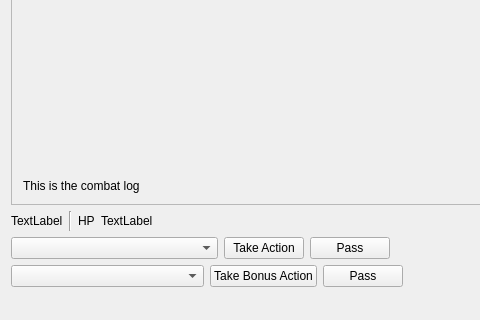
Old version of the form Exercises/view/MainWindow.ui in the repository INF1015-Templates/2021H-c04-s12-exercices; both pictures show x 0 to 480 and y 229 to 549 of the 607 by 549 pixel window.
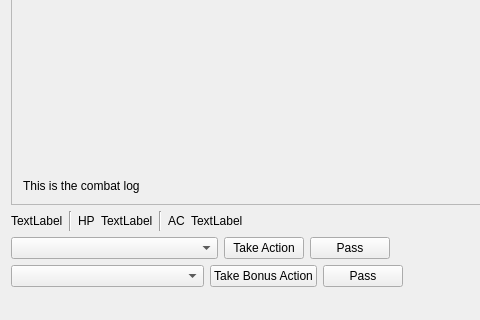
New version of the form.

Commit message: Added turn class for fighters.

Diff of the .ui file:
```diff
--- a/Exercises/view/MainWindow.ui
+++ b/Exercises/view/MainWindow.ui
@@ -81,6 +81,27 @@
         </property>
        </widget>
       </item>
+      <item>
+       <widget class="Line" name="line_2">
+        <property name="orientation">
+         <enum>Qt::Vertical</enum>
+        </property>
+       </widget>
+      </item>
+      <item>
+       <widget class="QLabel" name="label_2">
+        <property name="text">
+         <string>AC</string>
+        </property>
+       </widget>
+      </item>
+      <item>
+       <widget class="QLabel" name="acLabel">
+        <property name="text">
+         <string>TextLabel</string>
+        </property>
+       </widget>
+      </item>
       <item>
        <spacer name="horizontalSpacer_3">
         <property name="orientation">
```
The commit also changes 8 other files.
